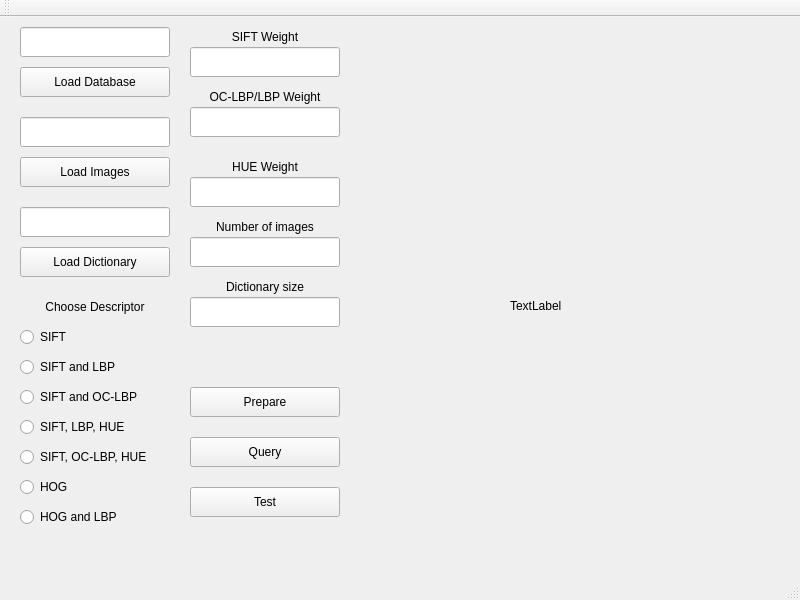
Above: src/mainwindow.ui from kczarnota/similar_images_search_engine before the change. Below: the same form after it.
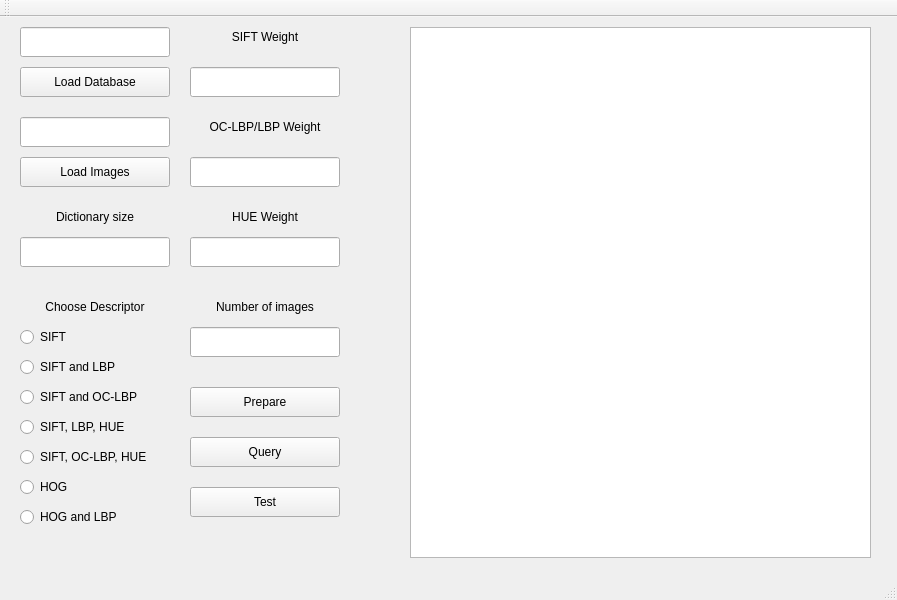
That is the form after the change.

The edit to the form file:
```diff
--- a/src/mainwindow.ui
+++ b/src/mainwindow.ui
@@ -6,7 +6,7 @@
    <rect>
     <x>0</x>
     <y>0</y>
-    <width>800</width>
+    <width>897</width>
     <height>600</height>
    </rect>
   </property>
@@ -80,39 +80,6 @@
      </font>
     </property>
    </widget>
-   <widget class="QPushButton" name="loadDictionaryButton">
-    <property name="geometry">
-     <rect>
-      <x>20</x>
-      <y>230</y>
-      <width>150</width>
-      <height>30</height>
-     </rect>
-    </property>
-    <property name="font">
-     <font>
-      <pointsize>9</pointsize>
-     </font>
-    </property>
-    <property name="text">
-     <string>Load Dictionary</string>
-    </property>
-   </widget>
-   <widget class="QLineEdit" name="dictionaryEdit">
-    <property name="geometry">
-     <rect>
-      <x>20</x>
-      <y>190</y>
-      <width>150</width>
-      <height>30</height>
-     </rect>
-    </property>
-    <property name="font">
-     <font>
-      <pointsize>9</pointsize>
-     </font>
-    </property>
-   </widget>
    <widget class="QLabel" name="chooseDescriptorlabel">
     <property name="geometry">
      <rect>
@@ -285,7 +252,7 @@
     <property name="geometry">
      <rect>
       <x>190</x>
-      <y>70</y>
+      <y>100</y>
       <width>150</width>
       <height>20</height>
      </rect>
@@ -306,7 +273,7 @@
     <property name="geometry">
      <rect>
       <x>190</x>
-      <y>140</y>
+      <y>190</y>
       <width>150</width>
       <height>20</height>
      </rect>
@@ -327,7 +294,7 @@
     <property name="geometry">
      <rect>
       <x>190</x>
-      <y>30</y>
+      <y>50</y>
       <width>150</width>
       <height>30</height>
      </rect>
@@ -342,7 +309,7 @@
     <property name="geometry">
      <rect>
       <x>190</x>
-      <y>90</y>
+      <y>140</y>
       <width>150</width>
       <height>30</height>
      </rect>
@@ -357,7 +324,7 @@
     <property name="geometry">
      <rect>
       <x>190</x>
-      <y>160</y>
+      <y>220</y>
       <width>150</width>
       <height>30</height>
      </rect>
@@ -372,7 +339,7 @@
     <property name="geometry">
      <rect>
       <x>190</x>
-      <y>200</y>
+      <y>280</y>
       <width>150</width>
       <height>20</height>
      </rect>
@@ -393,7 +360,7 @@
     <property name="geometry">
      <rect>
       <x>190</x>
-      <y>220</y>
+      <y>310</y>
       <width>150</width>
       <height>30</height>
      </rect>
@@ -458,29 +425,11 @@
      <string>Test</string>
     </property>
    </widget>
-   <widget class="QLabel" name="label">
-    <property name="geometry">
-     <rect>
-      <x>510</x>
-      <y>280</y>
-      <width>67</width>
-      <height>17</height>
-     </rect>
-    </property>
-    <property name="font">
-     <font>
-      <pointsize>9</pointsize>
-     </font>
-    </property>
-    <property name="text">
-     <string>TextLabel</string>
-    </property>
-   </widget>
    <widget class="QLabel" name="dictionarySizeLabel">
     <property name="geometry">
      <rect>
-      <x>190</x>
-      <y>260</y>
+      <x>20</x>
+      <y>190</y>
       <width>150</width>
       <height>20</height>
      </rect>
@@ -500,8 +449,8 @@
    <widget class="QLineEdit" name="dictionarySizeEdit">
     <property name="geometry">
      <rect>
-      <x>190</x>
-      <y>280</y>
+      <x>20</x>
+      <y>220</y>
       <width>150</width>
       <height>30</height>
      </rect>
@@ -512,6 +461,16 @@
      </font>
     </property>
    </widget>
+   <widget class="QListWidget" name="listWidget">
+    <property name="geometry">
+     <rect>
+      <x>410</x>
+      <y>10</y>
+      <width>461</width>
+      <height>531</height>
+     </rect>
+    </property>
+   </widget>
   </widget>
   <widget class="QMenuBar" name="menuBar">
    <property name="geometry">
```
Left out of the diff: 2 changed lines with no effect on the pictures.
